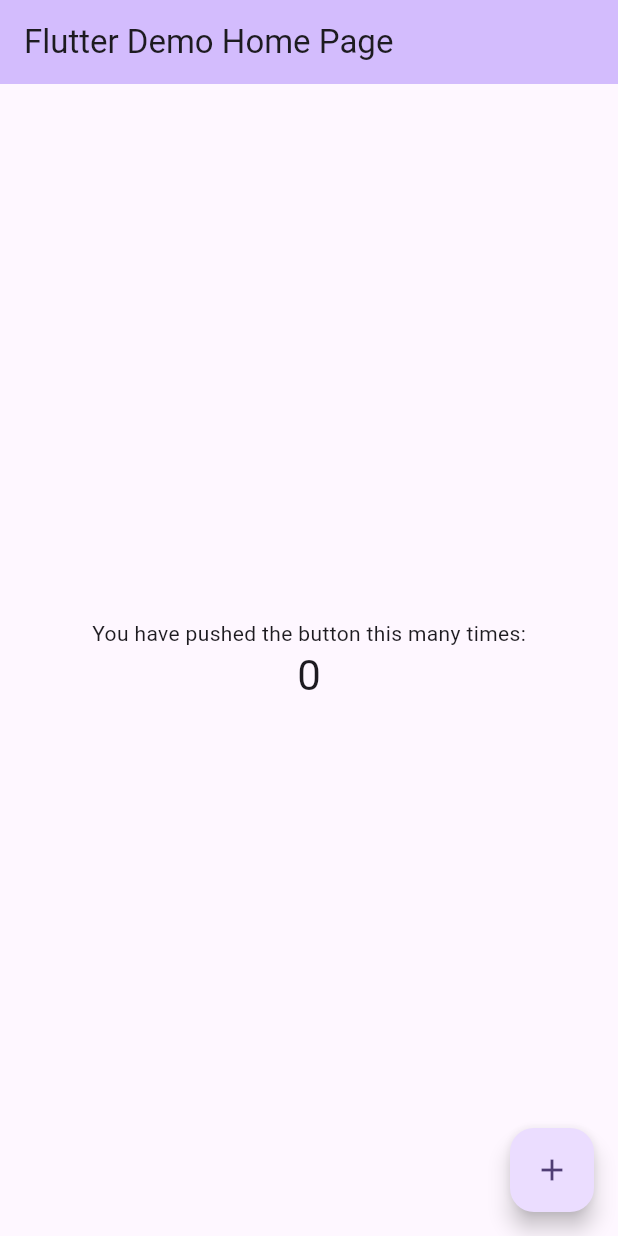
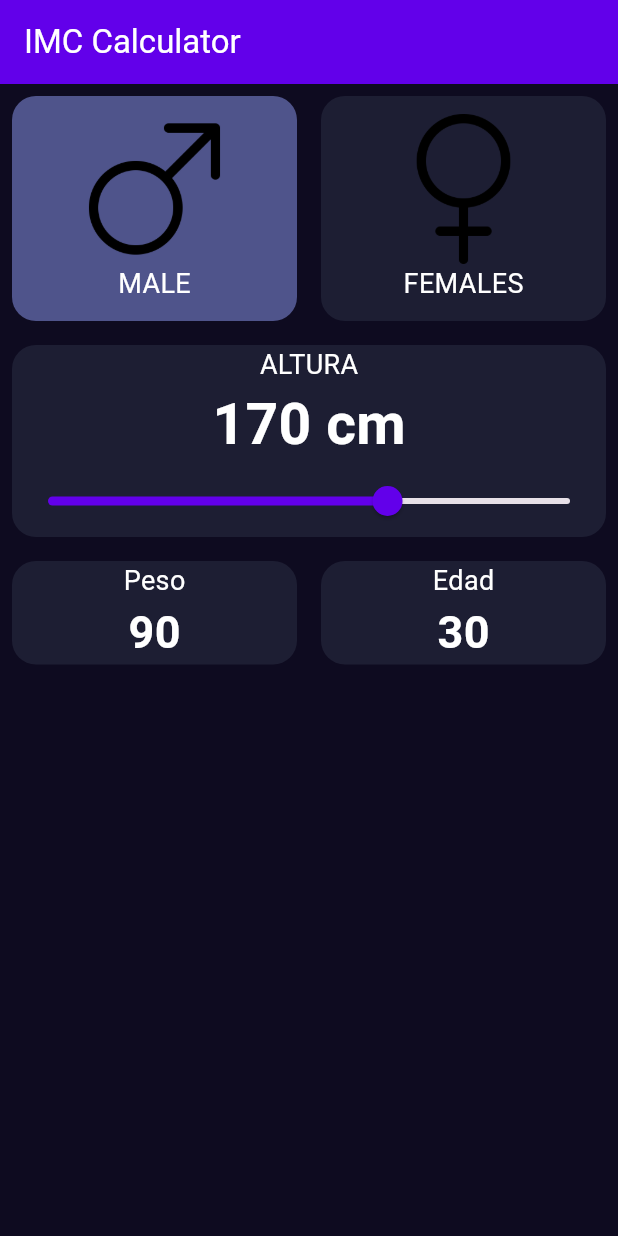
Before and after one commit to FelipeVelasquez1802/imc_calculator_flutter, a Flutter app: the screen it shows after launch, on a phone screen of 412 x 824 dp. Run offline on Flutter 3.47's test engine with Material 3 defaults, Android fonts, the phone set to English and light mode, and no system bars.

Commit message:
feat: Implement IMC calculator home screen UI
This commit introduces the initial user interface for the IMC (BMI) calculator's home screen. It replaces the default Flutter counter application with a custom layout for inputting user data.

Key changes include:

- **Home Screen (`imc_home_screen.dart`)**:
    - Creates a new `ImcHomeScreen` widget that serves as the main body.
    - Lays out the primary UI components vertically: `GenderSelector`, `HeightSelector`, and a row with `NumberSelector` for weight and age.

- **UI Components**:
    - **`GenderSelector`**: A stateful widget with two tappable cards to select between "Male" and "Female".
    - **`HeightSelector`**: A card containing a `Slider` for users to input their height.
    - **`NumberSelector`**: A reusable component to display a title (like "Peso" or "Edad") and a value.
    - **`CardComponent`**: A generic, reusable card used for gender selection, which changes color when selected.

- **Styling and Theming**:
    - **`app_colors.dart`**: Defines a new color palette for the application, including primary, background, and component colors.
    - **`text_styles.dart`**: Adds a shared `TextStyle` for consistent text styling across components.
    - The main `Scaffold` and `AppBar` are updated to use the new custom colors.

- **Assets**:
    - Adds `male.png` and `female.png` images to `assets/images/`.
    - Updates `pubspec.yaml` to include the new asset directory.

- **Code Cleanup**:
    - Removes the boilerplate `MyHomePage` counter widget and its related code from `main.dart`.

```diff
--- /dev/null
+++ b/lib/components/card_component.dart
@@ -0,0 +1,53 @@
+import 'package:flutter/cupertino.dart';
+import 'package:flutter/material.dart';
+import 'package:imc_calculator/core/app_colors.dart';
+import 'package:imc_calculator/core/text_styles.dart';
+
+class CardComponent extends StatefulWidget {
+  final String image;
+  final String text;
+  final bool isSelected;
+  final VoidCallback onTap;
+
+  const CardComponent({
+    super.key,
+    required this.image,
+    required this.text,
+    required this.isSelected,
+    required this.onTap,
+  });
+
+  @override
+  State<CardComponent> createState() => _CardComponentState();
+}
+
+class _CardComponentState extends State<CardComponent> {
+  @override
+  Widget build(BuildContext context) {
+    return Expanded(
+      child: GestureDetector(
+        onTap: widget.onTap,
+        child: Padding(
+          padding: EdgeInsets.all(8),
+          child: Container(
+            decoration: BoxDecoration(
+              color: (widget.isSelected)
+                  ? AppColors.backgroundComponentSelected
+                  : AppColors.backgroundComponent,
+              borderRadius: BorderRadius.circular(16),
+            ),
+            child: Padding(
+              padding: const EdgeInsets.all(12),
+              child: Column(
+                children: [
+                  Image.asset(widget.image, height: 100),
+                  Text(widget.text, style: TextStyles.bodyText),
+                ],
+              ),
+            ),
+          ),
+        ),
+      ),
+    );
+  }
+}
--- /dev/null
+++ b/lib/components/gender_selector.dart
@@ -0,0 +1,41 @@
+import 'package:flutter/material.dart';
+import 'package:imc_calculator/components/card_component.dart';
+
+class GenderSelector extends StatefulWidget {
+  const GenderSelector({super.key});
+
+  @override
+  State<GenderSelector> createState() => _GenderSelectorState();
+}
+
+class _GenderSelectorState extends State<GenderSelector> {
+  bool _isSelectedGender = true;
+
+  @override
+  Widget build(BuildContext context) {
+    return Row(
+      children: [
+        CardComponent(
+          image: "assets/images/male.png",
+          text: "Male".toUpperCase(),
+          isSelected: _isSelectedGender,
+          onTap: () {
+            setState(() {
+              _isSelectedGender = true;
+            });
+          },
+        ),
+        CardComponent(
+          image: "assets/images/female.png",
+          text: "Females".toUpperCase(),
+          isSelected: !_isSelectedGender,
+          onTap: () {
+            setState(() {
+              _isSelectedGender = false;
+            });
+          },
+        ),
+      ],
+    );
+  }
+}
--- /dev/null
+++ b/lib/components/height_selector.dart
@@ -0,0 +1,53 @@
+import 'package:flutter/material.dart';
+import 'package:imc_calculator/core/app_colors.dart';
+import 'package:imc_calculator/core/text_styles.dart';
+
+class HeightSelector extends StatefulWidget {
+  const HeightSelector({super.key});
+
+  @override
+  State<HeightSelector> createState() => _HeightSelectorState();
+}
+
+class _HeightSelectorState extends State<HeightSelector> {
+  double height = 170;
+
+  @override
+  Widget build(BuildContext context) {
+    return Padding(
+      padding: const EdgeInsetsGeometry.all(8),
+      child: Container(
+        decoration: BoxDecoration(
+          color: AppColors.backgroundComponent,
+          borderRadius: BorderRadius.circular(16),
+        ),
+        child: Column(
+          children: [
+            Text("Altura".toUpperCase(), style: TextStyles.bodyText),
+            Text(
+              "${height.toStringAsFixed(0)} cm",
+              style: TextStyle(
+                color: Colors.white,
+                fontSize: 38,
+                fontWeight: FontWeight.bold,
+              ),
+            ),
+            Slider(
+              value: height,
+              onChanged: (value) {
+                setState(() {
+                  height = value;
+                });
+              },
+              min: 20,
+              max: 250,
+              divisions: 230,
+              label: "$height",
+              activeColor: AppColors.primary,
+            ),
+          ],
+        ),
+      ),
+    );
+  }
+}
--- /dev/null
+++ b/lib/components/number_selector.dart
@@ -0,0 +1,50 @@
+import 'package:flutter/material.dart';
+import 'package:imc_calculator/core/app_colors.dart';
+
+import '../core/text_styles.dart';
+
+class NumberSelector extends StatefulWidget {
+  final String title;
+  final int value;
+  final ValueChanged<int> onChanged;
+
+  const NumberSelector({
+    super.key,
+    required this.title,
+    required this.value,
+    required this.onChanged,
+  });
+
+  @override
+  State<NumberSelector> createState() => _NumberSelectorState();
+}
+
+class _NumberSelectorState extends State<NumberSelector> {
+  @override
+  Widget build(BuildContext context) {
+    return Expanded(
+      child: Padding(
+        padding: EdgeInsets.all(8),
+        child: Container(
+          decoration: BoxDecoration(
+            color: AppColors.backgroundComponent,
+            borderRadius: BorderRadius.circular(16),
+          ),
+          child: Column(
+            children: [
+              Text(widget.title, style: TextStyles.bodyText),
+              Text(
+                widget.value.toString(),
+                style: TextStyle(
+                  color: Colors.white,
+                  fontSize: 30,
+                  fontWeight: FontWeight.bold,
+                ),
+              ),
+            ],
+          ),
+        ),
+      ),
+    );
+  }
+}
--- /dev/null
+++ b/lib/core/app_colors.dart
@@ -0,0 +1,12 @@
+import 'dart:ui';
+
+class AppColors {
+  static const Color primary = Color(0xFF6200EA);
+  static const Color secondary = Color(0xFF21004F);
+  static const Color accent = Color(0xFFFFC400);
+
+  // Background
+static const Color background =  Color(0xFF0E0B20);
+static const Color backgroundComponent = Color(0xFF1D1E33);
+static const Color backgroundComponentSelected = Color(0xFF4F548B);
+}
--- /dev/null
+++ b/lib/core/text_styles.dart
@@ -0,0 +1,8 @@
+import 'package:flutter/material.dart';
+
+class TextStyles {
+  static final TextStyle bodyText = TextStyle(
+    color: Colors.white,
+    fontSize: 18,
+  );
+}
--- a/lib/main.dart
+++ b/lib/main.dart
@@ -1,4 +1,6 @@
 import 'package:flutter/material.dart';
+import 'package:imc_calculator/core/app_colors.dart';
+import 'package:imc_calculator/screens/imc_home_screen.dart';
 
 void main() {
   runApp(const MyApp());
@@ -30,92 +32,14 @@ class MyApp extends StatelessWidget {
         // tested with just a hot reload.
         colorScheme: .fromSeed(seedColor: Colors.deepPurple),
       ),
-      home: const MyHomePage(title: 'Flutter Demo Home Page'),
-    );
-  }
-}
-
-class MyHomePage extends StatefulWidget {
-  const MyHomePage({super.key, required this.title});
-
-  // This widget is the home page of your application. It is stateful, meaning
-  // that it has a State object (defined below) that contains fields that affect
-  // how it looks.
-
-  // This class is the configuration for the state. It holds the values (in this
-  // case the title) provided by the parent (in this case the App widget) and
-  // used by the build method of the State. Fields in a Widget subclass are
-  // always marked "final".
-
-  final String title;
-
-  @override
-  State<MyHomePage> createState() => _MyHomePageState();
-}
-
-class _MyHomePageState extends State<MyHomePage> {
-  int _counter = 0;
-
-  void _incrementCounter() {
-    setState(() {
-      // This call to setState tells the Flutter framework that something has
-      // changed in this State, which causes it to rerun the build method below
-      // so that the display can reflect the updated values. If we changed
-      // _counter without calling setState(), then the build method would not be
-      // called again, and so nothing would appear to happen.
-      _counter++;
-    });
-  }
-
-  @override
-  Widget build(BuildContext context) {
-    // This method is rerun every time setState is called, for instance as done
-    // by the _incrementCounter method above.
-    //
-    // The Flutter framework has been optimized to make rerunning build methods
-    // fast, so that you can just rebuild anything that needs updating rather
-    // than having to individually change instances of widgets.
-    return Scaffold(
-      appBar: AppBar(
-        // TRY THIS: Try changing the color here to a specific color (to
-        // Colors.amber, perhaps?) and trigger a hot reload to see the AppBar
-        // change color while the other colors stay the same.
-        backgroundColor: Theme.of(context).colorScheme.inversePrimary,
-        // Here we take the value from the MyHomePage object that was created by
-        // the App.build method, and use it to set our appbar title.
-        title: Text(widget.title),
-      ),
-      body: Center(
-        // Center is a layout widget. It takes a single child and positions it
-        // in the middle of the parent.
-        child: Column(
-          // Column is also a layout widget. It takes a list of children and
-          // arranges them vertically. By default, it sizes itself to fit its
-          // children horizontally, and tries to be as tall as its parent.
-          //
-          // Column has various properties to control how it sizes itself and
-          // how it positions its children. Here we use mainAxisAlignment to
-          // center the children vertically; the main axis here is the vertical
-          // axis because Columns are vertical (the cross axis would be
-          // horizontal).
-          //
-          // TRY THIS: Invoke "debug painting" (choose the "Toggle Debug Paint"
-          // action in the IDE, or press "p" in the console), to see the
-          // wireframe for each widget.
-          mainAxisAlignment: .center,
-          children: [
-            const Text('You have pushed the button this many times:'),
-            Text(
-              '$_counter',
-              style: Theme.of(context).textTheme.headlineMedium,
-            ),
-          ],
+      home: Scaffold(
+        appBar: AppBar(
+          backgroundColor: AppColors.primary,
+          foregroundColor: Colors.white,
+          title: const Text("IMC Calculator"),
         ),
-      ),
-      floatingActionButton: FloatingActionButton(
-        onPressed: _incrementCounter,
-        tooltip: 'Increment',
-        child: const Icon(Icons.add),
+        backgroundColor: AppColors.background,
+        body: const Center(child: ImcHomeScreen()),
       ),
     );
   }
--- /dev/null
+++ b/lib/screens/imc_home_screen.dart
@@ -0,0 +1,29 @@
+import 'package:flutter/cupertino.dart';
+import 'package:imc_calculator/components/gender_selector.dart';
+import 'package:imc_calculator/components/height_selector.dart';
+import 'package:imc_calculator/components/number_selector.dart';
+
+class ImcHomeScreen extends StatefulWidget {
+  const ImcHomeScreen({super.key});
+
+  @override
+  State<ImcHomeScreen> createState() => _ImcHomeScreenState();
+}
+
+class _ImcHomeScreenState extends State<ImcHomeScreen> {
+  @override
+  Widget build(BuildContext context) {
+    return Column(
+      children: [
+        GenderSelector(),
+        HeightSelector(),
+        Row(
+          children: [
+            NumberSelector(title: "Peso", value: 90, onChanged: (value) {}),
+            NumberSelector(title: "Edad", value: 30, onChanged: (value) {}),
+          ],
+        ),
+      ],
+    );
+  }
+}
--- a/pubspec.yaml
+++ b/pubspec.yaml
@@ -56,6 +56,8 @@ flutter:
   # included with your application, so that you can use the icons in
   # the material Icons class.
   uses-material-design: true
+  assets:
+    - assets/images/
 
   # To add assets to your application, add an assets section, like this:
   # assets:
```
Also changed, not shown: assets/images/female.png (added), assets/images/male.png (added).
